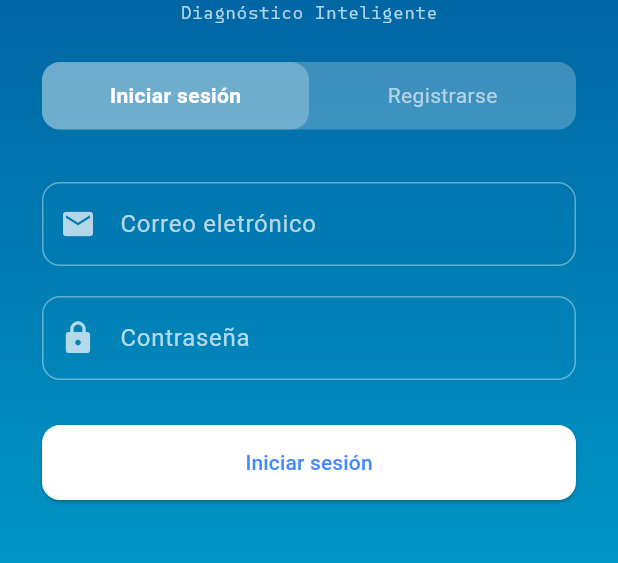
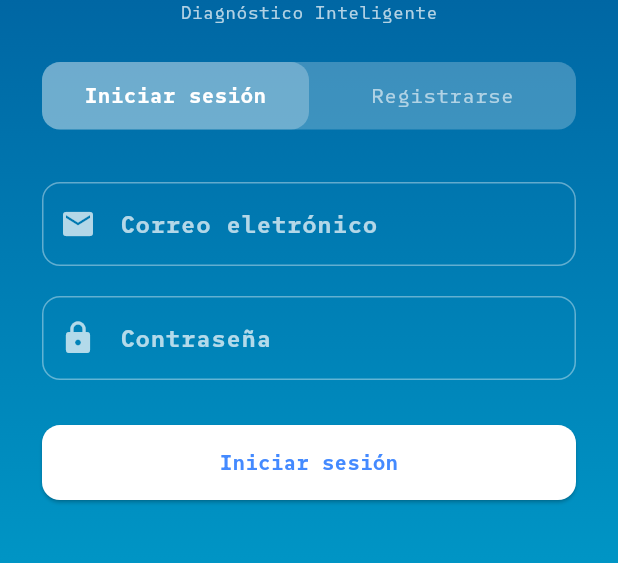
Before and after one commit to Alexyr28/Flutter, a Flutter app: the screen it shows after launch, on a phone screen of 412 x 824 dp, the part 297-860 px from its top. Run offline on Flutter 3.47's test engine with Material 3 defaults, Android fonts, the phone set to English and light mode, and no system bars; our stand-ins replace auto_size_text, carousel_slider, firebase_auth, firebase_core, flutter_markdown, lottie and 2 more; accounts and stored records are empty.

Commit message:
feat: ChatBot1.0

```diff
--- a/fixmec/lib/l10n/app_en.dart
+++ b/fixmec/lib/l10n/app_en.dart
@@ -52,4 +52,6 @@ const Map<String, String> en = {
   "cancel": "Cancel",
   "chatb": "Chat Bot",
   "diag1": "Diagnosis",
+  "write": "Write your Message...",
+  "mechanic": "You are an expert mechanic in motorcycle diagnosis.",
 };
--- a/fixmec/lib/l10n/app_es.dart
+++ b/fixmec/lib/l10n/app_es.dart
@@ -52,4 +52,6 @@ const Map<String, String> es = {
   "cancel": "Cancelar",
   "chatb": "Chat Bot",
   "diag1": "Diagnóstico",
+  "write": "Escribe tu Mensaje...",
+  "mechanic": "Eres un mecánico experto en diagnóstico de motos.",
 };
--- a/fixmec/lib/pages/ui/login_page.dart
+++ b/fixmec/lib/pages/ui/login_page.dart
@@ -79,7 +79,11 @@ class _LoginPageState extends State<LoginPage> {
     return InputDecoration(
       prefixIcon: Icon(icon, color: Colors.white70),
       labelText: Provider.of<LocalizationService>(context).translate(label),
-      labelStyle: const TextStyle(color: Colors.white70),
+      labelStyle: const TextStyle(
+        color: Colors.white70,
+        fontFamily: "MiFuente",
+        fontWeight: FontWeight.bold,
+      ),
       enabledBorder: OutlineInputBorder(
         borderSide: const BorderSide(color: Colors.white38),
         borderRadius: BorderRadius.circular(12),
@@ -108,6 +112,7 @@ class _LoginPageState extends State<LoginPage> {
             style: TextStyle(
               color: active ? Colors.white : Colors.white60,
               fontWeight: active ? FontWeight.bold : FontWeight.normal,
+              fontFamily: "MiFuente",
             ),
           ),
         ),
@@ -184,7 +189,10 @@ class _LoginPageState extends State<LoginPage> {
                     children: [
                       TextFormField(
                         controller: _emailCtrl,
-                        style: const TextStyle(color: Colors.white),
+                        style: TextStyle(
+                          color: Colors.white,
+                          fontFamily: "MiFuente",
+                        ),
                         decoration: _inputDeco(context, "email", Icons.email),
                         validator: (v) =>
                             v!.isEmpty ? loc.translate("putemail") : null,
@@ -193,7 +201,11 @@ class _LoginPageState extends State<LoginPage> {
                       TextFormField(
                         controller: _passwordCtrl,
                         obscureText: true,
-                        style: const TextStyle(color: Colors.white),
+                        style: TextStyle(
+                          color: Colors.white,
+                          fontFamily: "MiFuente",
+                          fontWeight: FontWeight.bold,
+                        ),
                         decoration: _inputDeco(context, "password", Icons.lock),
                         validator: (v) =>
                             v!.length < 6 ? loc.translate("mincharac") : null,
@@ -203,7 +215,11 @@ class _LoginPageState extends State<LoginPage> {
                         TextFormField(
                           controller: _confirmCtrl,
                           obscureText: true,
-                          style: const TextStyle(color: Colors.white),
+                          style: TextStyle(
+                            color: Colors.white,
+                            fontFamily: "MiFuente",
+                            fontWeight: FontWeight.bold,
+                          ),
                           decoration: _inputDeco(
                             context,
                             "confirmpass",
@@ -231,6 +247,10 @@ class _LoginPageState extends State<LoginPage> {
                                 _isLogin
                                     ? loc.translate("login")
                                     : loc.translate("register"),
+                                style: TextStyle(
+                                  fontFamily: "MiFuente",
+                                  fontWeight: FontWeight.bold,
+                                ),
                               ),
                             ),
                     ],
--- a/fixmec/pubspec.yaml
+++ b/fixmec/pubspec.yaml
@@ -47,6 +47,10 @@ dependencies:
   firebase_core: ^4.2.0
   firebase_auth: ^6.1.1
   salomon_bottom_bar: ^3.3.2
+  http: ^1.2.0
+  flutter_markdown: ^0.6.17
+  markdown_widget: ^2.3.2
+
 
 dev_dependencies:
   flutter_test:
```
Also changed, not shown: fixmec/lib/pages/ui/chtabot.dart (+151 -0 lines), fixmec/pubspec.lock, 5 other files.
